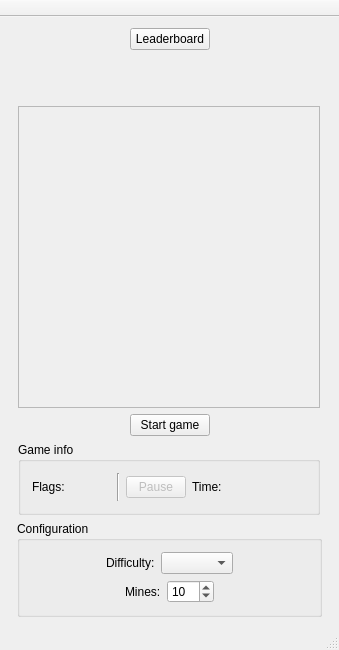
Old version of the form game_gui.ui in the repository pavolmarak/minesweeper.
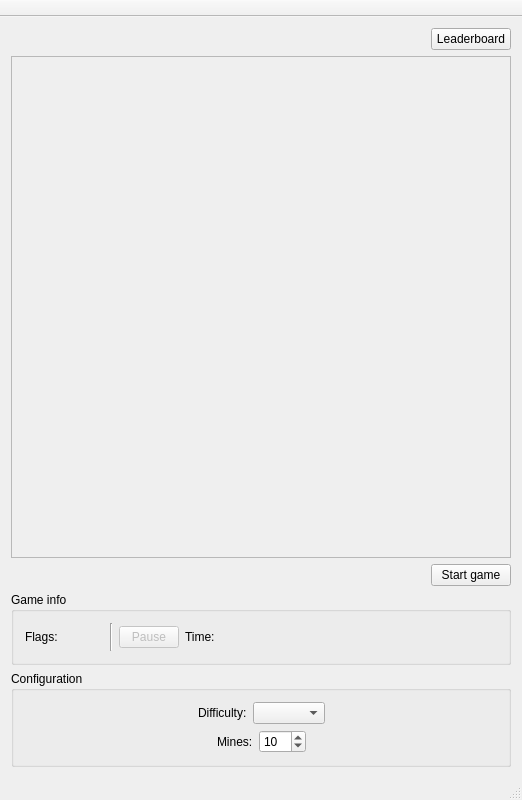
New version of the form. Custom widgets are drawn as their Qt base class.

Commit message: Small fixes in main GUI size.

```diff
--- a/game_gui.ui
+++ b/game_gui.ui
@@ -6,26 +6,26 @@
    <rect>
     <x>0</x>
     <y>0</y>
-    <width>339</width>
-    <height>650</height>
+    <width>522</width>
+    <height>800</height>
    </rect>
   </property>
   <property name="sizePolicy">
-   <sizepolicy hsizetype="Fixed" vsizetype="Fixed">
+   <sizepolicy hsizetype="Preferred" vsizetype="Preferred">
     <horstretch>0</horstretch>
     <verstretch>0</verstretch>
    </sizepolicy>
   </property>
   <property name="minimumSize">
    <size>
-    <width>339</width>
-    <height>650</height>
+    <width>0</width>
+    <height>0</height>
    </size>
   </property>
   <property name="maximumSize">
    <size>
-    <width>339</width>
-    <height>650</height>
+    <width>99999</width>
+    <height>99999</height>
    </size>
   </property>
   <property name="windowTitle">
@@ -63,76 +63,31 @@
           </property>
          </widget>
         </item>
-        <item>
-         <spacer name="horizontalSpacer_7">
-          <property name="orientation">
-           <enum>Qt::Horizontal</enum>
-          </property>
-          <property name="sizeHint" stdset="0">
-           <size>
-            <width>40</width>
-            <height>20</height>
-           </size>
-          </property>
-         </spacer>
-        </item>
        </layout>
       </item>
-      <item>
-       <spacer name="verticalSpacer">
-        <property name="orientation">
-         <enum>Qt::Vertical</enum>
-        </property>
-        <property name="sizeType">
-         <enum>QSizePolicy::Expanding</enum>
-        </property>
-        <property name="sizeHint" stdset="0">
-         <size>
-          <width>40</width>
-          <height>20</height>
-         </size>
-        </property>
-       </spacer>
-      </item>
       <item>
        <layout class="QHBoxLayout" name="horizontalLayout_8">
-        <item>
-         <spacer name="horizontalSpacer_12">
-          <property name="orientation">
-           <enum>Qt::Horizontal</enum>
-          </property>
-          <property name="sizeType">
-           <enum>QSizePolicy::Expanding</enum>
-          </property>
-          <property name="sizeHint" stdset="0">
-           <size>
-            <width>40</width>
-            <height>20</height>
-           </size>
-          </property>
-         </spacer>
-        </item>
         <item>
          <widget class="MyGrid" name="visibleGrid">
           <property name="enabled">
            <bool>false</bool>
           </property>
           <property name="sizePolicy">
-           <sizepolicy hsizetype="Fixed" vsizetype="Fixed">
+           <sizepolicy hsizetype="Expanding" vsizetype="Expanding">
             <horstretch>0</horstretch>
             <verstretch>0</verstretch>
            </sizepolicy>
           </property>
           <property name="minimumSize">
            <size>
-            <width>302</width>
-            <height>302</height>
+            <width>500</width>
+            <height>500</height>
            </size>
           </property>
           <property name="maximumSize">
            <size>
-            <width>302</width>
-            <height>302</height>
+            <width>99999</width>
+            <height>99999</height>
            </size>
           </property>
           <property name="mouseTracking">
@@ -180,6 +135,9 @@
           <attribute name="horizontalHeaderVisible">
            <bool>false</bool>
           </attribute>
+          <attribute name="horizontalHeaderDefaultSectionSize">
+           <number>50</number>
+          </attribute>
           <attribute name="horizontalHeaderHighlightSections">
            <bool>false</bool>
           </attribute>
@@ -189,33 +147,20 @@
           <attribute name="verticalHeaderVisible">
            <bool>false</bool>
           </attribute>
+          <attribute name="verticalHeaderDefaultSectionSize">
+           <number>50</number>
+          </attribute>
           <attribute name="verticalHeaderHighlightSections">
            <bool>false</bool>
           </attribute>
          </widget>
         </item>
-        <item>
-         <spacer name="horizontalSpacer_13">
-          <property name="orientation">
-           <enum>Qt::Horizontal</enum>
-          </property>
-          <property name="sizeType">
-           <enum>QSizePolicy::Expanding</enum>
-          </property>
-          <property name="sizeHint" stdset="0">
-           <size>
-            <width>40</width>
-            <height>20</height>
-           </size>
-          </property>
-         </spacer>
-        </item>
        </layout>
       </item>
       <item>
        <layout class="QHBoxLayout" name="horizontalLayout_9">
         <item>
-         <spacer name="horizontalSpacer_14">
+         <spacer name="horizontalSpacer_7">
           <property name="orientation">
            <enum>Qt::Horizontal</enum>
           </property>
@@ -240,39 +185,10 @@
           </property>
          </widget>
         </item>
-        <item>
-         <spacer name="horizontalSpacer_15">
-          <property name="orientation">
-           <enum>Qt::Horizontal</enum>
-          </property>
-          <property name="sizeHint" stdset="0">
-           <size>
-            <width>40</width>
-            <height>20</height>
-           </size>
-          </property>
-         </spacer>
-        </item>
        </layout>
       </item>
       <item>
        <layout class="QHBoxLayout" name="horizontalLayout_6">
-        <item>
-         <spacer name="horizontalSpacer_8">
-          <property name="orientation">
-           <enum>Qt::Horizontal</enum>
-          </property>
-          <property name="sizeType">
-           <enum>QSizePolicy::Preferred</enum>
-          </property>
-          <property name="sizeHint" stdset="0">
-           <size>
-            <width>40</width>
-            <height>20</height>
-           </size>
-          </property>
-         </spacer>
-        </item>
         <item>
          <widget class="QGroupBox" name="gameinfo_groupbox">
           <property name="sizePolicy">
@@ -283,13 +199,13 @@
           </property>
           <property name="minimumSize">
            <size>
-            <width>302</width>
+            <width>0</width>
             <height>0</height>
            </size>
           </property>
           <property name="maximumSize">
            <size>
-            <width>302</width>
+            <width>999999</width>
             <height>16777215</height>
            </size>
           </property>
@@ -413,42 +329,10 @@
           </layout>
          </widget>
         </item>
-        <item>
-         <spacer name="horizontalSpacer_9">
-          <property name="orientation">
-           <enum>Qt::Horizontal</enum>
-          </property>
-          <property name="sizeType">
-           <enum>QSizePolicy::Preferred</enum>
-          </property>
-          <property name="sizeHint" stdset="0">
-           <size>
-            <width>40</width>
-            <height>20</height>
-           </size>
-          </property>
-         </spacer>
-        </item>
        </layout>
       </item>
       <item>
        <layout class="QHBoxLayout" name="horizontalLayout_7">
-        <item>
-         <spacer name="horizontalSpacer_10">
-          <property name="orientation">
-           <enum>Qt::Horizontal</enum>
-          </property>
-          <property name="sizeType">
-           <enum>QSizePolicy::Preferred</enum>
-          </property>
-          <property name="sizeHint" stdset="0">
-           <size>
-            <width>40</width>
-            <height>20</height>
-           </size>
-          </property>
-         </spacer>
-        </item>
         <item>
          <widget class="QGroupBox" name="config_groupbox">
           <property name="sizePolicy">
@@ -459,13 +343,13 @@
           </property>
           <property name="minimumSize">
            <size>
-            <width>305</width>
+            <width>0</width>
             <height>0</height>
            </size>
           </property>
           <property name="maximumSize">
            <size>
-            <width>305</width>
+            <width>99999</width>
             <height>16777215</height>
            </size>
           </property>
@@ -570,22 +454,6 @@
           </layout>
          </widget>
         </item>
-        <item>
-         <spacer name="horizontalSpacer_11">
-          <property name="orientation">
-           <enum>Qt::Horizontal</enum>
-          </property>
-          <property name="sizeType">
-           <enum>QSizePolicy::Preferred</enum>
-          </property>
-          <property name="sizeHint" stdset="0">
-           <size>
-            <width>40</width>
-            <height>20</height>
-           </size>
-          </property>
-         </spacer>
-        </item>
        </layout>
       </item>
      </layout>
```
The commit also changes 3 other files.
